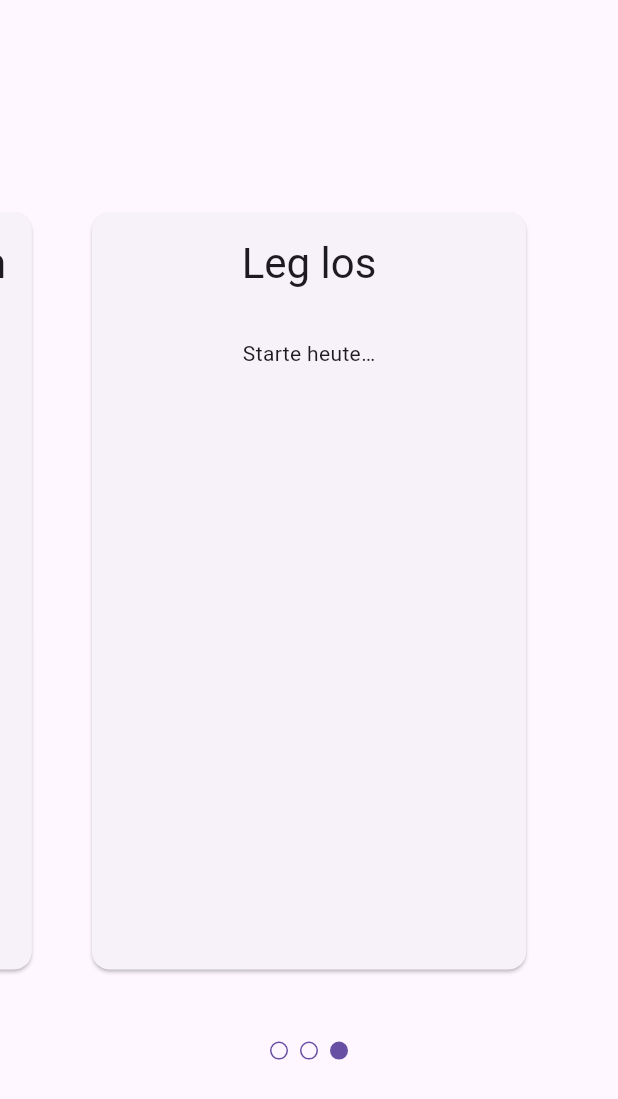
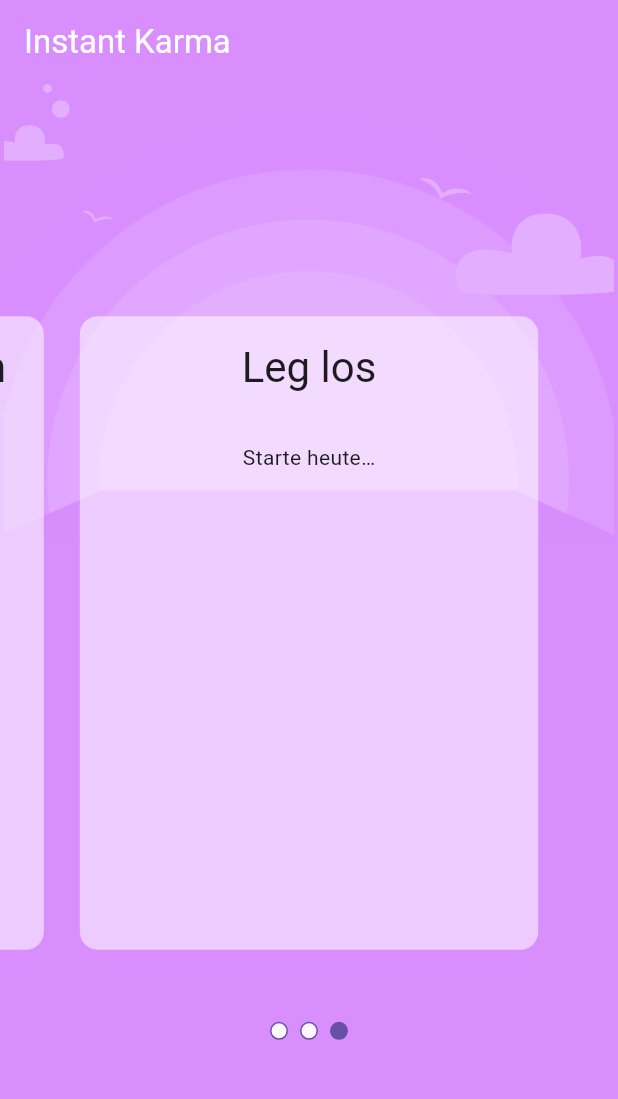
Before and after one commit to mariodrengner/instakarm, a Flutter app: the OnboardingScreen screen opened by its route, swiped to page 3, on a phone screen of 412 x 824 dp. Shown: the top 1099 px of the screen. Run offline on Flutter 3.47's test engine with Material 3 defaults, Android fonts, the light colour scheme and no system bars; our stand-ins replace go_router.

Commit message:
add assets and style

```diff
--- a/lib/features/onboarding/presentation/onboarding_screen.dart
+++ b/lib/features/onboarding/presentation/onboarding_screen.dart
@@ -54,17 +54,30 @@ class _OnboardingScreenState extends State<OnboardingScreen> with TickerProvider
   @override
   Widget build(BuildContext context) {
     return Scaffold(
-      body: Column(
+      backgroundColor: Color.fromRGBO(216, 142, 252, 1),
+      appBar: AppBar(
+        backgroundColor: Colors.transparent,
+        title: const Text('Instant Karma'),
+        foregroundColor: Colors.white,
+      ),
+      body: Stack(
+        children: [
+          Image.asset(
+            'assets/images/bg/onboarding.png',
+            width: double.infinity,
+            height: double.infinity,
+          ),
+          Column(
             mainAxisAlignment: MainAxisAlignment.center,
             children: [
               SizedBox(
-            height: MediaQuery.of(context).size.height * 0.7,
+                height: MediaQuery.of(context).size.height * 0.6,
                 child: PageView.builder(
                   controller: _pageViewController,
                   itemCount: pages.length,
                   itemBuilder: (context, index) {
                     return Container(
-                  margin: const EdgeInsets.symmetric(vertical: 32, horizontal: 16),
+                      margin: const EdgeInsets.symmetric(vertical: 32, horizontal: 8),
                       child: pages[index],
                     );
                   },
@@ -77,6 +90,8 @@ class _OnboardingScreenState extends State<OnboardingScreen> with TickerProvider
             ),
           ],
           ),
+        ],
+      ),
     );
   }
 }
--- a/lib/features/onboarding/presentation/widgets/onboarding_page.dart
+++ b/lib/features/onboarding/presentation/widgets/onboarding_page.dart
@@ -10,6 +10,9 @@ class OnboardingPage extends StatelessWidget {
   @override
   Widget build(BuildContext context) {
     return Card(
+      color: Colors.white54,
+      shadowColor: Colors.transparent,
+      elevation: 0,
       child: Column(
         children: [
           Padding(
--- a/pubspec.yaml
+++ b/pubspec.yaml
@@ -61,10 +61,9 @@ flutter:
   # To add assets to your application, add an assets section, like this:
   assets:
     - assets/images/bg/start.png
+    - assets/images/bg/onboarding.png
     - assets/images/logo.png
     - assets/images/onboarding/1.png
-  #   - images/a_dot_burr.jpeg
-  #   - images/a_dot_ham.jpeg
 
   # An image asset can refer to one or more resolution-specific "variants", see
   # https://flutter.dev/to/resolution-aware-images
```
Also changed, not shown: assets/images/bg/onboarding.png (added). Lines whose indentation alone changed are shown as unchanged.
